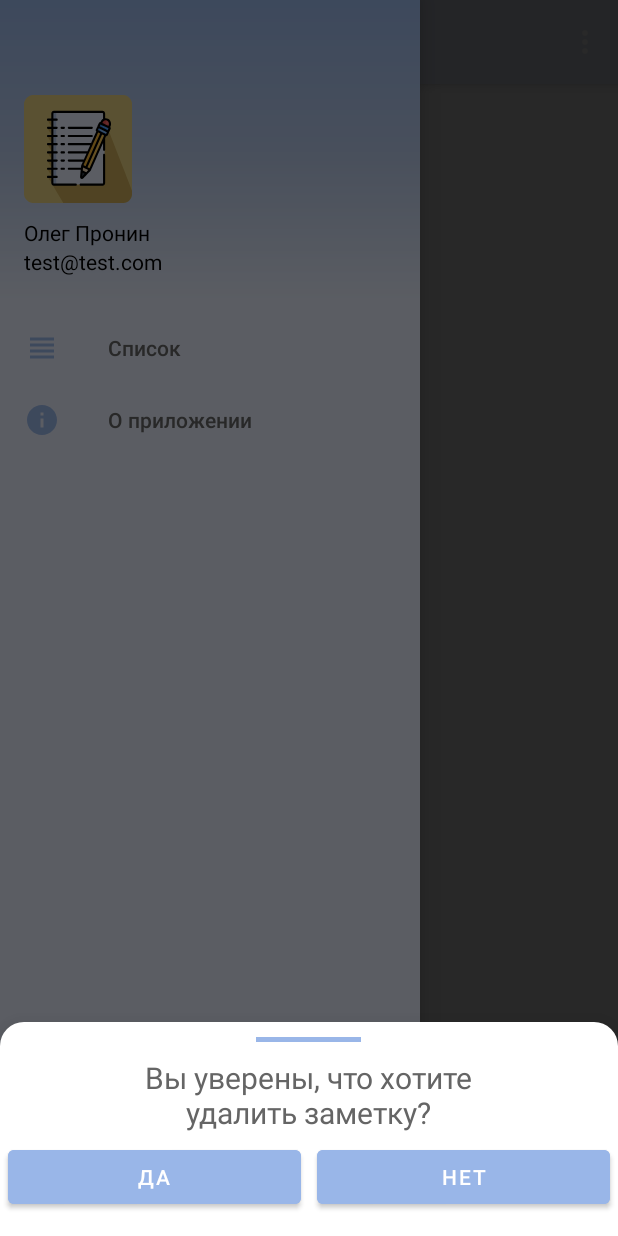
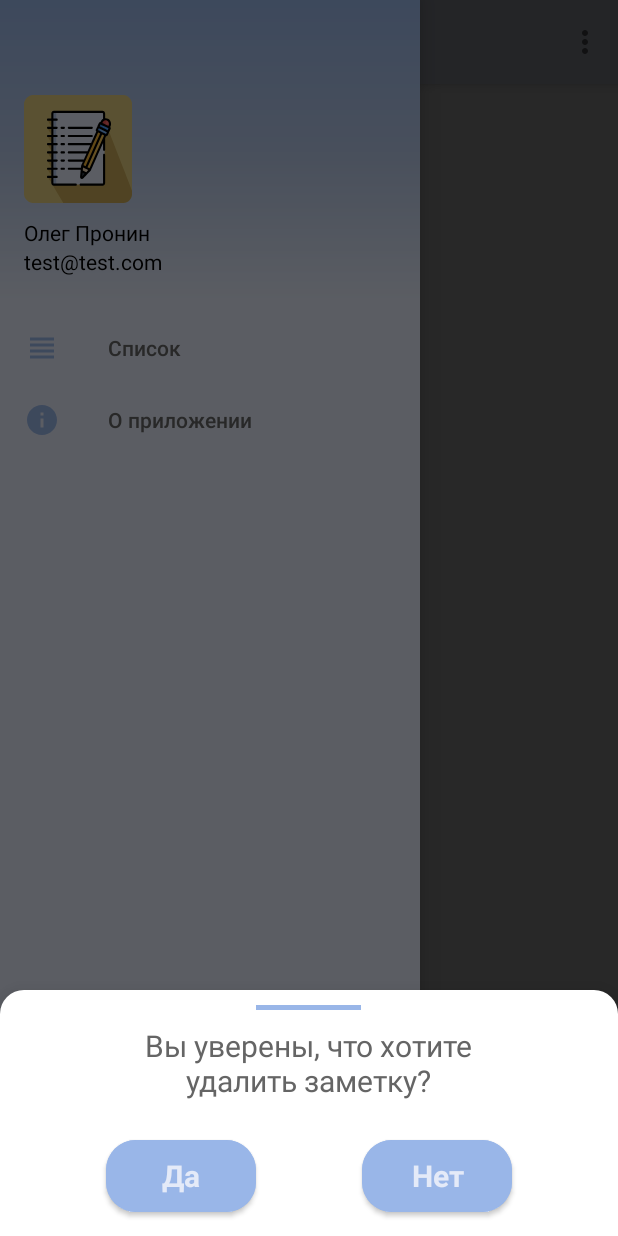
Before and after one commit to Oleg-Pronin/Note, an Android app: the fragment DeleteBottomSheetFragment placed in its activity, with the side drawer open, on a phone screen of 412 x 824 dp. Run offline under Robolectric (Android 15) with nearby library versions, the phone set to English and light mode, and no system bars; our stand-ins replace Firebase (no records; nobody signed in at launch, a user with empty details on screens opened directly).

Commit message:
Правка темы приложения

```diff
--- a/app/src/main/res/layout/activity_main.xml
+++ b/app/src/main/res/layout/activity_main.xml
@@ -19,10 +19,10 @@
         android:layout_width="wrap_content"
         android:layout_height="match_parent"
         android:layout_gravity="start"
+        android:backgroundTint="@color/link_water"
         android:fitsSystemWindows="true"
         app:headerLayout="@layout/nav_header_main"
-        app:menu="@menu/activity_main_drawer_menu"
-        android:backgroundTint="@color/link_water"
+        app:itemIconTint="@color/cornflower"
         app:itemTextColor="@color/mine_shaft"
-        app:itemIconTint="@color/cornflower"/>
+        app:menu="@menu/activity_main_drawer_menu" />
 </androidx.drawerlayout.widget.DrawerLayout>
--- a/app/src/main/res/layout/app_bar_main.xml
+++ b/app/src/main/res/layout/app_bar_main.xml
@@ -15,7 +15,6 @@
             android:id="@+id/toolbar"
             android:layout_width="match_parent"
             android:layout_height="?attr/actionBarSize"
-            android:background="?attr/colorPrimary"
             />
 
     </com.google.android.material.appbar.AppBarLayout>
--- a/app/src/main/res/layout/fragment_delete_dialog.xml
+++ b/app/src/main/res/layout/fragment_delete_dialog.xml
@@ -1,7 +1,9 @@
 <?xml version="1.0" encoding="utf-8"?>
 <LinearLayout xmlns:android="http://schemas.android.com/apk/res/android"
+    xmlns:tools="http://schemas.android.com/tools"
     android:layout_width="match_parent"
     android:layout_height="match_parent"
+    xmlns:app="http://schemas.android.com/apk/res-auto"
     android:orientation="vertical">
 
     <View
@@ -22,29 +24,37 @@
         android:layout_gravity="center_horizontal"
         android:textSize="20sp" />
 
-    <LinearLayout
+    <androidx.constraintlayout.widget.ConstraintLayout
         android:layout_width="match_parent"
         android:layout_height="wrap_content"
-        android:orientation="horizontal"
+        android:layout_marginTop="20dp"
         android:layout_marginBottom="10dp"
-        >
+        android:orientation="horizontal">
 
         <com.google.android.material.button.MaterialButton
             android:id="@+id/btnDeleteYes"
-            android:layout_width="wrap_content"
-            android:layout_height="wrap_content"
-            android:layout_weight="1"
+            style="@style/Theme.Note.BtnDelete"
             android:text="@string/delete_dialog_yes"
-            android:backgroundTint="@color/cornflower"
-            android:layout_margin="5dp"/>
+            app:layout_constraintBottom_toBottomOf="parent"
+            app:layout_constraintEnd_toStartOf="@id/btnDeleteNo"
+            app:layout_constraintStart_toStartOf="parent"
+            app:layout_constraintTop_toTopOf="parent" />
 
         <com.google.android.material.button.MaterialButton
             android:id="@+id/btnDeleteNo"
+            style="@style/Theme.Note.BtnDelete"
+            android:text="@string/delete_dialog_no"
+            app:layout_constraintBottom_toBottomOf="parent"
+            app:layout_constraintEnd_toEndOf="parent"
+            app:layout_constraintStart_toEndOf="@id/btnDeleteYes"
+            app:layout_constraintTop_toTopOf="parent"
+            app:layout_constraintVertical_bias="1.0" />
+
+        <androidx.constraintlayout.widget.Guideline
+            android:id="@+id/guideline2"
             android:layout_width="wrap_content"
             android:layout_height="wrap_content"
-            android:layout_weight="1"
-            android:text="@string/delete_dialog_no"
-            android:backgroundTint="@color/cornflower"
-            android:layout_margin="5dp"/>
-    </LinearLayout>
+            android:orientation="horizontal"
+            app:layout_constraintGuide_begin="20dp" />
+    </androidx.constraintlayout.widget.ConstraintLayout>
 </LinearLayout>
--- a/app/src/main/res/values/themes.xml
+++ b/app/src/main/res/values/themes.xml
@@ -17,15 +17,26 @@
         <item name="windowNoTitle">true</item>
     </style>
 
-    <style name="Theme.Note.AppBarOverlay" parent="ThemeOverlay.MaterialComponents.Dark.ActionBar" />
+    <style name="Theme.Note.AppBarOverlay" parent="ThemeOverlay.MaterialComponents.Light" />
 
     <style name="Theme.Note.PopupOverlay" parent="ThemeOverlay.MaterialComponents.Toolbar.Primary" />
 
     <style name="AppBottomSheetDialogTheme" parent="Theme.MaterialComponents.Light.BottomSheetDialog">
+        <item name="android:backgroundTint">@color/cornflower</item>
         <item name="bottomSheetStyle">@style/AppModalStyle</item>
     </style>
 
     <style name="AppModalStyle" parent="Widget.Design.BottomSheet.Modal">
         <item name="android:background">@drawable/background_bottom_sheet_rounded_dialog</item>
+        <item name="android:backgroundTint">@color/white</item>
+    </style>
+
+    <style name="Theme.Note.BtnDelete">
+        <item name="android:layout_width">100dp</item>
+        <item name="android:layout_height">60dp</item>
+        <item name="cornerRadius">20dp</item>
+        <item name="android:textSize">20sp</item>
+        <item name="android:textStyle">bold</item>
+        <item name="android:textColor">@color/link_water</item>
     </style>
 </resources>
```
